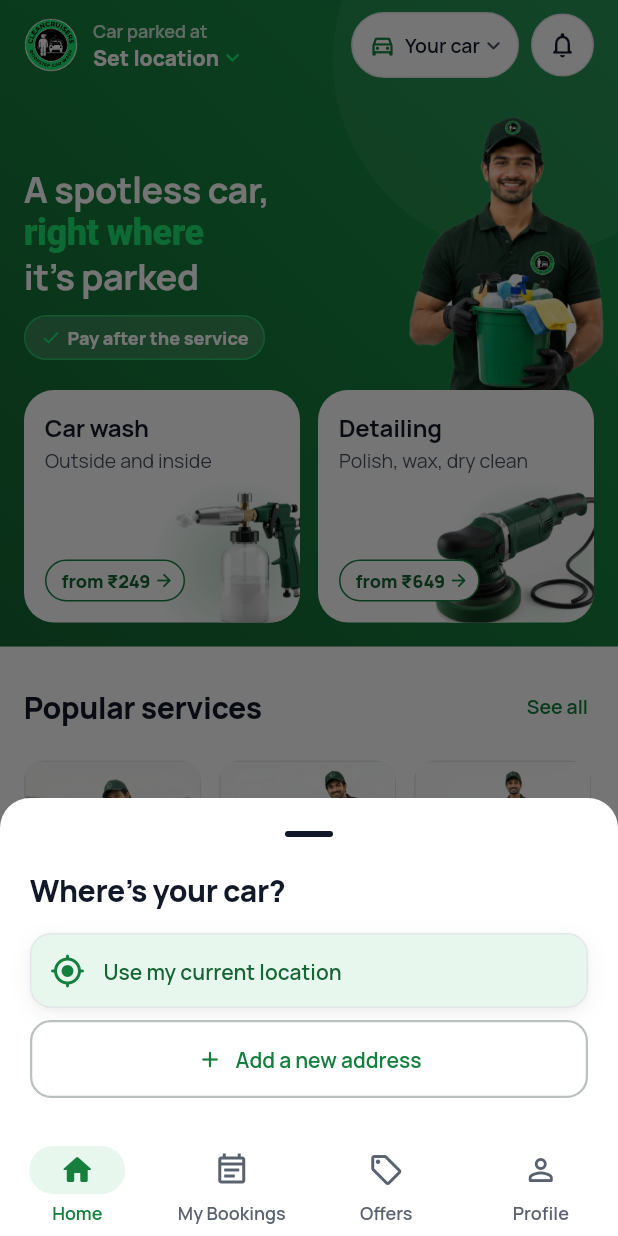
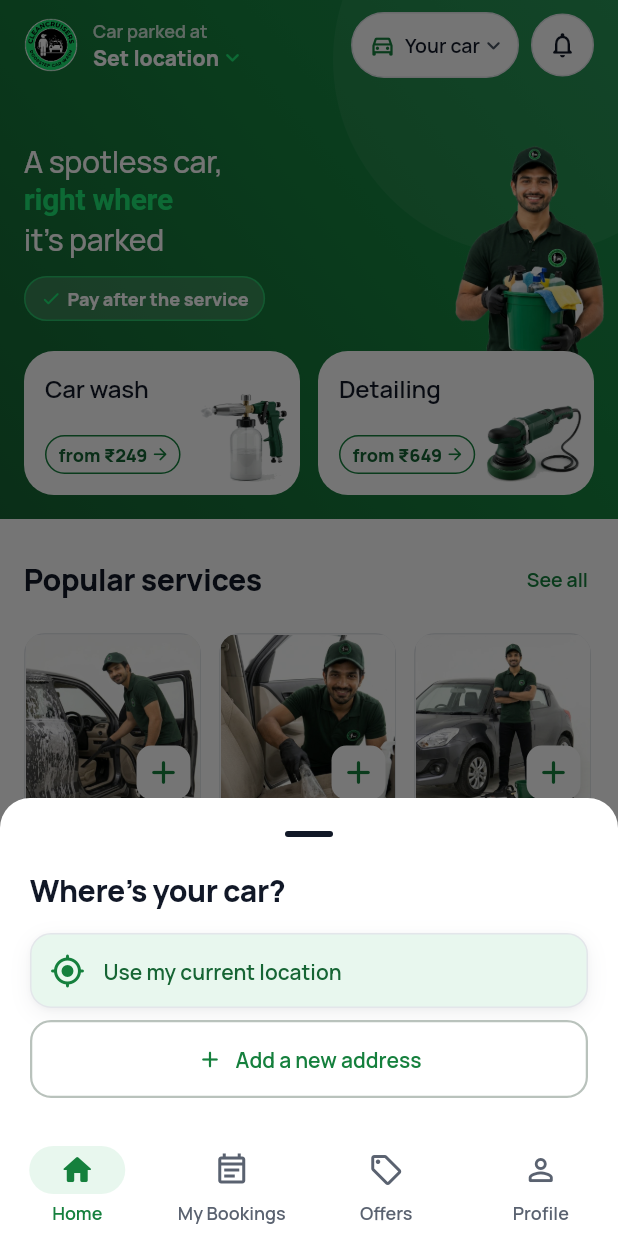
Before and after one commit to adityaray002/CleanCruisers_Flutter_App, a Flutter app: the screen it shows after launch, on a phone screen of 412 x 824 dp. Run offline on Flutter 3.47's test engine with Material 3 defaults, Android fonts, the phone set to English and light mode, and no system bars; our stand-ins replace firebase_auth, firebase_core, flutter_markdown, flutter_riverpod, geolocator, go_router and 2 more; accounts and stored records are empty.

Commit message:
Home: Pronto-like proportions
Compared side by side with Pronto on the same phone width:
- Headline is the h2 step (20) in medium weight, with more air above it;
  the expert is smaller (150).
- Car wash / Detailing cards are compact: title, price button, and the
  3D icon whole inside the bottom-right corner (it was cut off and
  covered the subtitle).
- Popular services: full wash, seat dry cleaning and full detailing, so
  the three photos look different; price sits right under the name.

Co-Authored-By: Claude Opus 5.5 <noreply@anthropic.com>

```diff
--- a/lib/screens/home_screen.dart
+++ b/lib/screens/home_screen.dart
@@ -153,7 +153,7 @@ class _Top extends StatelessWidget {
         child:
             Column(crossAxisAlignment: CrossAxisAlignment.stretch, children: [
           _Header(hasUpdate: hasUpdate),
-          const SizedBox(height: AppSpace.md),
+          const SizedBox(height: AppSpace.section),
           // The promise on the left, our expert on the right. He stands
           // on the cards' top edge (the crop at his waist hides under it).
           Row(crossAxisAlignment: CrossAxisAlignment.end, children: [
@@ -166,9 +166,9 @@ class _Top extends StatelessWidget {
             Transform.translate(
               offset: const Offset(AppSpace.sm, AppSpace.md),
               child: Image.asset('assets/images/pro_hero.png',
-                  height: 196,
+                  height: 150,
                   fit: BoxFit.contain,
-                  cacheHeight: 600,
+                  cacheHeight: 492,
                   excludeFromSemantics: true),
             ),
           ]),
@@ -299,14 +299,14 @@ class _Promise extends StatelessWidget {
                   TextSpan(
                       text: 'right where\n',
                       style: TextStyle(
-                          color: AppColors.brand, fontWeight: FontWeight.w800)),
+                          color: AppColors.brand, fontWeight: FontWeight.w600)),
                   TextSpan(text: 'it\'s parked'),
                 ]),
-                style: AppText.h1.copyWith(
+                style: AppText.h2.copyWith(
                     color: Colors.white,
-                    fontWeight: FontWeight.w700,
-                    height: 1.2,
-                    letterSpacing: -0.3),
+                    fontWeight: FontWeight.w500,
+                    height: 1.3,
+                    letterSpacing: -0.2),
               ),
             ),
           ),
@@ -425,39 +425,24 @@ class _ActionCard extends StatelessWidget {
           child: Material(
             color: AppColors.surface,
             borderRadius: BorderRadius.circular(AppRadius.lg),
-            elevation: 0,
             clipBehavior: Clip.antiAlias,
-            shadowColor: Colors.transparent,
             child: InkWell(
               onTap: () {
                 HapticFeedback.selectionClick();
                 onTap();
               },
-              // Text top left, the 3D icon big in the bottom-right corner,
-              // and the price as the button, bottom left.
+              // Compact like a button: title and line on top, the price
+              // button bottom left, the 3D icon whole in the bottom right.
               child: Stack(children: [
                 Positioned(
-                  right: -18,
-                  bottom: -22,
-                  child: Container(
-                    width: 120,
-                    height: 120,
-                    decoration: const BoxDecoration(
-                      shape: BoxShape.circle,
-                      gradient: RadialGradient(colors: [
-                        Color(0x4015803D),
-                        Color(0x0015803D),
-                      ]),
-                    ),
-                  ),
-                ),
-                Positioned(
-                  right: -6,
-                  bottom: -4,
+                  right: AppSpace.sm,
+                  bottom: AppSpace.sm,
                   child: Image.asset(image,
-                      height: 92,
+                      height: 60,
+                      width: 64,
                       fit: BoxFit.contain,
-                      cacheHeight: 276,
+                      alignment: Alignment.bottomRight,
+                      cacheHeight: 180,
                       excludeFromSemantics: true),
                 ),
                 Padding(
@@ -465,12 +450,10 @@ class _ActionCard extends StatelessWidget {
                   child: Column(
                       crossAxisAlignment: CrossAxisAlignment.start,
                       children: [
-                        Text(title, style: AppText.h3),
-                        const SizedBox(height: 2),
-                        Text(line, style: AppText.small, maxLines: 2),
-                        const SizedBox(height: 56),
+                        Text(title, style: AppText.title),
+                        const SizedBox(height: AppSpace.xl),
                         Container(
-                          padding: const EdgeInsets.fromLTRB(10, 5, 6, 5),
+                          padding: const EdgeInsets.fromLTRB(8, 4, 6, 4),
                           decoration: BoxDecoration(
                             color: AppColors.surface,
                             borderRadius: BorderRadius.circular(AppRadius.pill),
@@ -483,7 +466,7 @@ class _ActionCard extends StatelessWidget {
                                     fontWeight: FontWeight.w800)),
                             const SizedBox(width: 2),
                             const Icon(Icons.arrow_forward_rounded,
-                                size: 14, color: AppColors.primary),
+                                size: 13, color: AppColors.primary),
                           ]),
                         ),
                       ]),
@@ -593,8 +576,9 @@ class _PopularServices extends StatelessWidget {
   };
 
   /// Three on Home, one of each kind (the rest are one tap away in "See all"):
-  /// the most booked wash, the cheapest, and the full detailing.
-  static const _popular = ['wash-full', 'wash-bucket', 'full-package'];
+  /// the most booked wash, seat dry cleaning and the full detailing. Their
+  /// photos look different (foam door, seat close-up, finished car).
+  static const _popular = ['wash-full', 'dry-cleaning', 'full-package'];
 
   @override
   Widget build(BuildContext context) {
@@ -727,8 +711,6 @@ class _ServiceTile extends StatelessWidget {
                               .copyWith(color: AppColors.text),
                           maxLines: 3,
                           overflow: TextOverflow.ellipsis),
-                      // Prices line up at the bottom of every card.
-                      const Spacer(),
                       const SizedBox(height: 2),
                       Text(price,
                           style: AppText.bodyStrong
```
